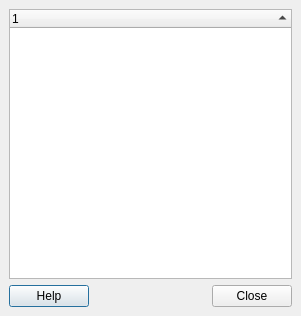
sourcepole/qgis, file qgis/src/ui/qgsidentifyresultsbase.ui: the form before one commit.
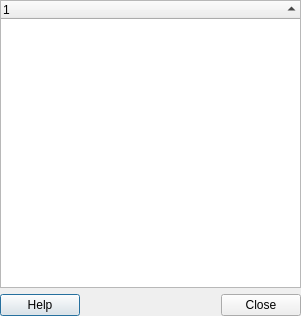
The form after the commit.

Commit message: Whopppeeeee tidy up white space around identify results window so that dock widget looks better... Anita and Tim at the QGIS 2009 hackfest, Vienna

```diff
--- a/qgis/src/ui/qgsidentifyresultsbase.ui
+++ b/qgis/src/ui/qgsidentifyresultsbase.ui
@@ -18,7 +18,7 @@
     <number>6</number>
    </property>
    <property name="margin">
-    <number>9</number>
+    <number>0</number>
    </property>
    <item>
     <widget class="QTreeWidget" name="lstResults">
```
